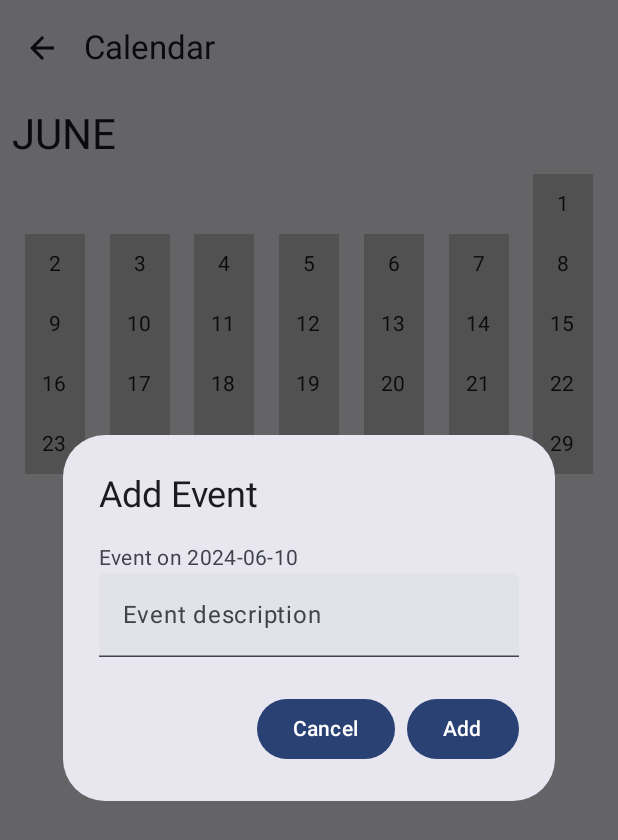
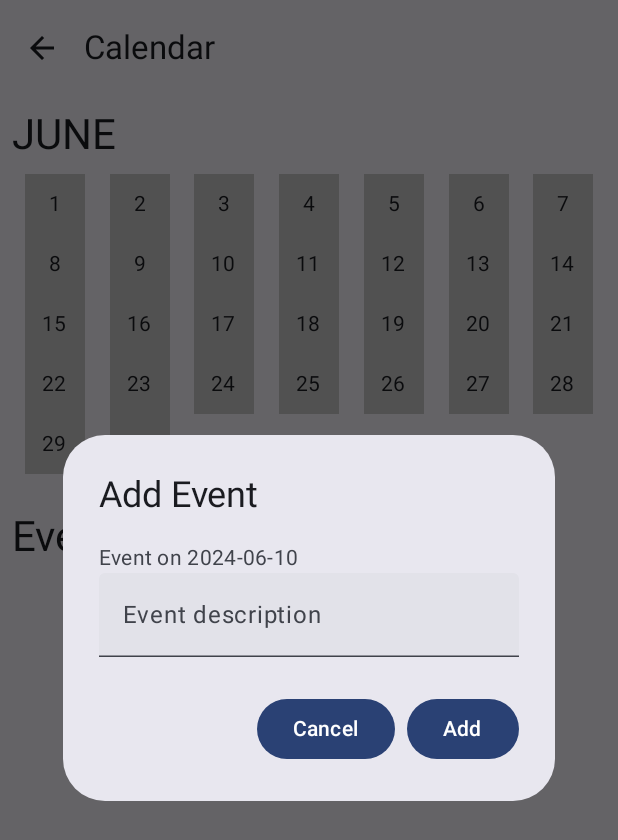
Before and after one commit to pedroluiznogueira/email-app, an Android app built with Jetpack Compose: the CalendarScreen screen opened through its navigation route, after a tap on "10", on a phone screen of 412 x 824 dp. Shown: the top 840 px of the screen. Run offline under Robolectric (Android 15) with nearby library versions, the phone set to English and light mode, and no system bars.

Commit message:
improve event description

```diff
--- a/app/src/main/java/com/example/emailapp/MainActivity.kt
+++ b/app/src/main/java/com/example/emailapp/MainActivity.kt
@@ -30,9 +30,6 @@ import androidx.compose.ui.tooling.preview.Preview
 import androidx.compose.ui.unit.dp
 import androidx.compose.ui.unit.sp
 import androidx.navigation.NavHostController
-import androidx.navigation.compose.NavHost
-import androidx.navigation.compose.composable
-import androidx.navigation.compose.rememberNavController
 import com.example.emailapp.ui.theme.EmailAppTheme
 import java.time.LocalDate
 
@@ -274,7 +271,9 @@ fun CalendarScreen(navController: NavHostController) {
         },
         content = { paddingValues ->
             Box(modifier = Modifier.padding(paddingValues)) {
-                Column {
+                Column(
+                    modifier = Modifier.fillMaxSize()
+                ) {
                     // Display calendar
                     CalendarView(
                         selectedDate = selectedDate,
@@ -285,8 +284,21 @@ fun CalendarScreen(navController: NavHostController) {
                     )
                     Spacer(modifier = Modifier.height(16.dp))
                     // Display events for the selected date
-                    events[selectedDate]?.forEach { event ->
-                        Text(text = event, style = MaterialTheme.typography.bodyMedium, modifier = Modifier.padding(8.dp))
+                    Text(
+                        text = "Events",
+                        style = MaterialTheme.typography.headlineMedium,
+                        modifier = Modifier.padding(8.dp)
+                    )
+                    LazyColumn(
+                        modifier = Modifier
+                            .fillMaxWidth()
+                            .padding(horizontal = 16.dp)
+                    ) {
+                        events[selectedDate]?.let { eventList ->
+                            items(eventList) { event ->
+                                EventItem(event)
+                            }
+                        }
                     }
                 }
             }
@@ -299,7 +311,7 @@ fun CalendarScreen(navController: NavHostController) {
             title = { Text("Add Event") },
             text = {
                 Column {
-                    Text("Event on $selectedDate")
+                    Text("Event on ${selectedDate}")
                     TextField(value = newEvent, onValueChange = { newEvent = it }, placeholder = { Text("Event description") })
                 }
             },
@@ -322,10 +334,27 @@ fun CalendarScreen(navController: NavHostController) {
 }
 
 @Composable
+fun EventItem(event: String) {
+    Card(
+        modifier = Modifier
+            .fillMaxWidth()
+            .padding(vertical = 4.dp),
+        colors = CardDefaults.cardColors(containerColor = MaterialTheme.colorScheme.surface),
+        elevation = CardDefaults.cardElevation(defaultElevation = 8.dp),
+        shape = MaterialTheme.shapes.medium
+    ) {
+        Text(
+            text = "Description: $event",
+            modifier = Modifier.padding(16.dp),
+            style = MaterialTheme.typography.bodyMedium,
+            color = MaterialTheme.colorScheme.onSurface
+        )
+    }
+}
+
+@Composable
 fun CalendarView(selectedDate: LocalDate, onDateSelected: (LocalDate) -> Unit) {
     val daysInMonth = selectedDate.lengthOfMonth()
-    val firstDayOfMonth = LocalDate.of(selectedDate.year, selectedDate.month, 1)
-    val firstDayOfWeek = firstDayOfMonth.dayOfWeek.value % 7 // Adjusting to start week from Sunday
 
     Column {
         Text(
@@ -334,10 +363,13 @@ fun CalendarView(selectedDate: LocalDate, onDateSelected: (LocalDate) -> Unit) {
             modifier = Modifier.padding(8.dp)
         )
         for (week in 0 until 5) { // Assuming 5 weeks per month
-            Row(modifier = Modifier.fillMaxWidth(), horizontalArrangement = Arrangement.SpaceEvenly) {
+            Row(
+                modifier = Modifier.fillMaxWidth(),
+                horizontalArrangement = Arrangement.SpaceEvenly
+            ) {
                 for (day in 1..7) {
-                    val dayOfMonth = week * 7 + day - firstDayOfWeek
-                    if (dayOfMonth in 1..daysInMonth) {
+                    val dayOfMonth = week * 7 + day
+                    if (dayOfMonth <= daysInMonth) {
                         val date = LocalDate.of(selectedDate.year, selectedDate.month, dayOfMonth)
                         Box(
                             modifier = Modifier
@@ -352,14 +384,7 @@ fun CalendarView(selectedDate: LocalDate, onDateSelected: (LocalDate) -> Unit) {
                             )
                         }
                     } else {
-                        Box(
-                            modifier = Modifier
-                                .size(40.dp)
-                                .background(Color.Transparent),
-                            contentAlignment = Alignment.Center
-                        ) {
-                            // Empty box for padding days
-                        }
+                        Box(modifier = Modifier.size(40.dp))
                     }
                 }
             }
```
